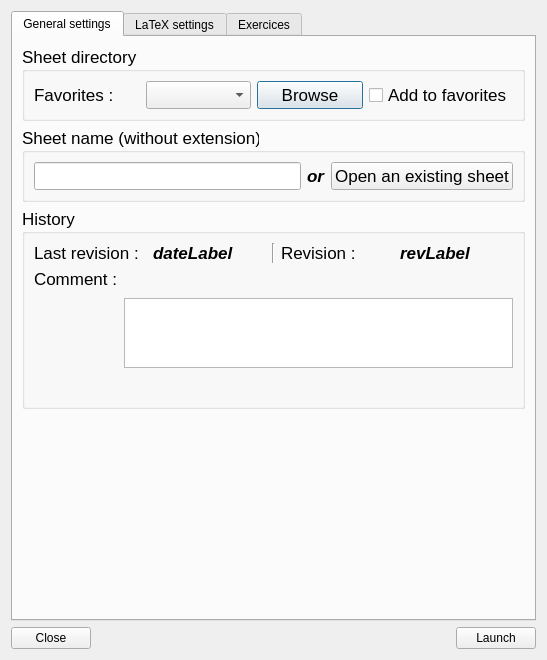
The window that ui/exosheet.ui (Skade86/texomaker) describes before a commit, drawn with Qt 5.
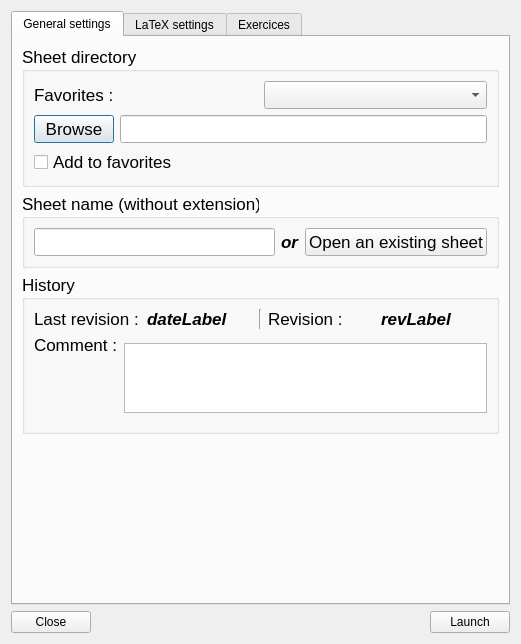
The same window after the commit. Icons and pictures are not drawn.

Commit message: Petites améliorations du widget ExosSheet

Patch:
```diff
--- a/ui/exosheet.ui
+++ b/ui/exosheet.ui
@@ -6,8 +6,8 @@
    <rect>
     <x>0</x>
     <y>0</y>
-    <width>547</width>
-    <height>660</height>
+    <width>502</width>
+    <height>644</height>
    </rect>
   </property>
   <property name="windowTitle">
@@ -49,6 +49,10 @@
             <item>
              <widget class="QComboBox" name="favoritesBox"/>
             </item>
+           </layout>
+          </item>
+          <item>
+           <layout class="QHBoxLayout" name="horizontalLayout_5">
             <item>
              <widget class="QPushButton" name="browseButton">
               <property name="text">
@@ -57,14 +61,21 @@
              </widget>
             </item>
             <item>
-             <widget class="QCheckBox" name="addBox">
-              <property name="text">
-               <string>Add to favorites</string>
+             <widget class="QLineEdit" name="sheetPathLine">
+              <property name="readOnly">
+               <bool>false</bool>
               </property>
              </widget>
             </item>
            </layout>
           </item>
+          <item>
+           <widget class="QCheckBox" name="addBox">
+            <property name="text">
+             <string>Add to favorites</string>
+            </property>
+           </widget>
+          </item>
          </layout>
         </widget>
        </item>
@@ -218,8 +229,8 @@
                <string>&lt;!DOCTYPE HTML PUBLIC &quot;-//W3C//DTD HTML 4.0//EN&quot; &quot;http://www.w3.org/TR/REC-html40/strict.dtd&quot;&gt;
 &lt;html&gt;&lt;head&gt;&lt;meta name=&quot;qrichtext&quot; content=&quot;1&quot; /&gt;&lt;style type=&quot;text/css&quot;&gt;
 p, li { white-space: pre-wrap; }
-&lt;/style&gt;&lt;/head&gt;&lt;body style=&quot; font-family:'Lucida Grande'; font-size:13pt; font-weight:400; font-style:normal;&quot;&gt;
-&lt;p style=&quot;-qt-paragraph-type:empty; margin-top:0px; margin-bottom:0px; margin-left:0px; margin-right:0px; -qt-block-indent:0; text-indent:0px;&quot;&gt;&lt;/p&gt;&lt;/body&gt;&lt;/html&gt;</string>
+&lt;/style&gt;&lt;/head&gt;&lt;body style=&quot; font-family:'.Helvetica Neue DeskInterface'; font-size:13pt; font-weight:400; font-style:normal;&quot;&gt;
+&lt;p style=&quot;-qt-paragraph-type:empty; margin-top:0px; margin-bottom:0px; margin-left:0px; margin-right:0px; -qt-block-indent:0; text-indent:0px; font-family:'Lucida Grande';&quot;&gt;&lt;br /&gt;&lt;/p&gt;&lt;/body&gt;&lt;/html&gt;</string>
               </property>
              </widget>
             </item>
```
Left out of the diff: 12 changed lines with no effect on the pictures. The commit also changes 5 other files.
